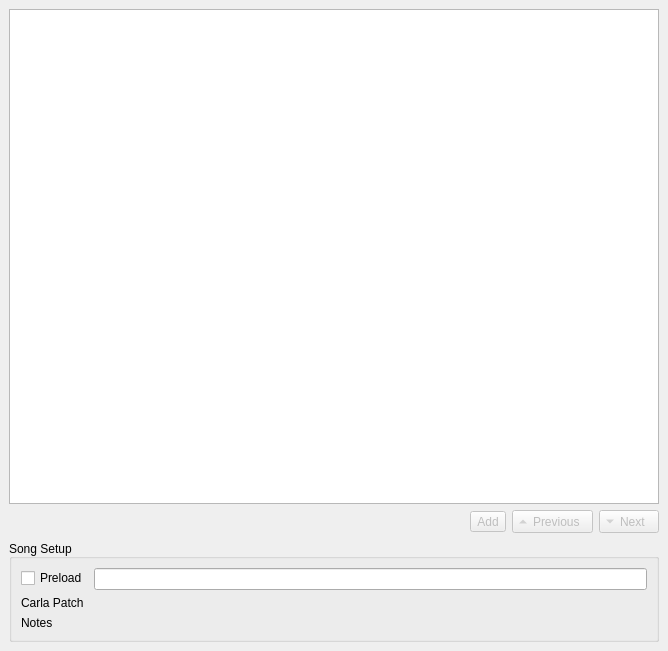
Qt form src/ui/setlist.ui (progwolff/performer) before a commit.
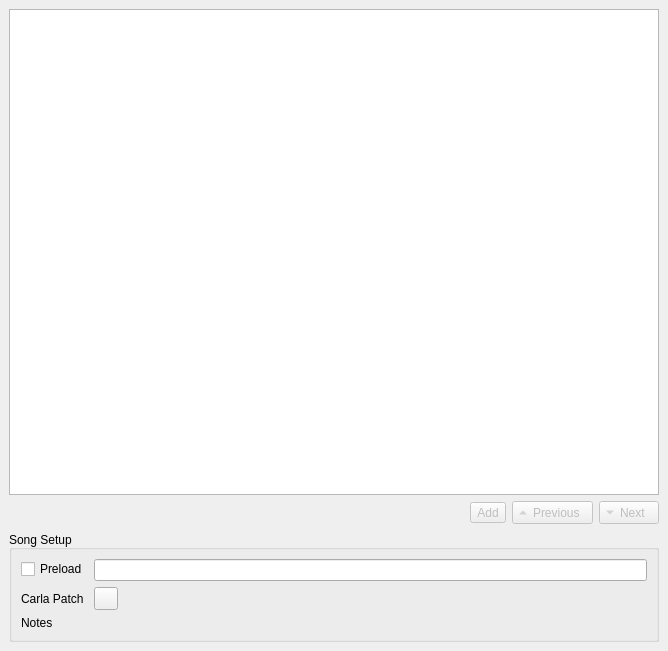
The same form after that commit. Icons and pictures are not drawn. Custom widgets are drawn as their Qt base class.

The edit to the form file:
```diff
--- a/src/ui/setlist.ui
+++ b/src/ui/setlist.ui
@@ -182,34 +182,21 @@
          </property>
         </widget>
        </item>
-       <item row="1" column="0">
+       <item row="2" column="0">
         <widget class="QLabel" name="label">
          <property name="text">
           <string>Carla Patch</string>
          </property>
         </widget>
        </item>
-       <item row="1" column="1">
-        <widget class="KUrlRequester" name="patchrequester">
-         <property name="toolTip">
-          <string>Carla patch for the song</string>
-         </property>
-         <property name="filter">
-          <string notr="true">*.carxp</string>
-         </property>
-         <property name="mode">
-          <set>KFile::ExistingOnly|KFile::File|KFile::LocalOnly</set>
-         </property>
-        </widget>
-       </item>
-       <item row="2" column="0">
+       <item row="3" column="0">
         <widget class="QLabel" name="label_2">
          <property name="text">
           <string>Notes</string>
          </property>
         </widget>
        </item>
-       <item row="2" column="1">
+       <item row="3" column="1">
         <widget class="KUrlRequester" name="notesrequester">
          <property name="toolTip">
           <string>Notes or chords for the song</string>
@@ -219,6 +206,59 @@
          </property>
         </widget>
        </item>
+       <item row="2" column="1">
+        <widget class="QFrame" name="frame">
+         <property name="frameShape">
+          <enum>QFrame::NoFrame</enum>
+         </property>
+         <property name="frameShadow">
+          <enum>QFrame::Raised</enum>
+         </property>
+         <layout class="QHBoxLayout" name="horizontalLayout">
+          <property name="spacing">
+           <number>0</number>
+          </property>
+          <property name="leftMargin">
+           <number>0</number>
+          </property>
+          <property name="topMargin">
+           <number>0</number>
+          </property>
+          <property name="rightMargin">
+           <number>0</number>
+          </property>
+          <property name="bottomMargin">
+           <number>0</number>
+          </property>
+          <item>
+           <widget class="KUrlRequester" name="patchrequester">
+            <property name="toolTip">
+             <string>Carla patch for the song</string>
+            </property>
+            <property name="filter">
+             <string notr="true">*.carxp</string>
+            </property>
+            <property name="mode">
+             <set>KFile::ExistingOnly|KFile::File|KFile::LocalOnly</set>
+            </property>
+           </widget>
+          </item>
+          <item>
+           <widget class="QToolButton" name="createpatchbutton">
+            <property name="toolTip">
+             <string>Create a new patch</string>
+            </property>
+            <property name="text">
+             <string/>
+            </property>
+            <property name="icon">
+             <iconset theme="list-add"/>
+            </property>
+           </widget>
+          </item>
+         </layout>
+        </widget>
+       </item>
       </layout>
      </widget>
     </item>
```
